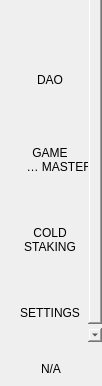
The window that src/qt/Hemis/forms/navmenuwidget.ui (Hemis-Blockchain/Hemis) describes before a commit, drawn with Qt 5; both pictures show x 0 to 102 and y 400 to 786 of the 102 by 786 pixel window.
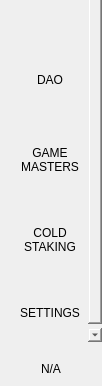
The same window after the commit.

```diff
--- a/src/qt/Hemis/forms/navmenuwidget.ui
+++ b/src/qt/Hemis/forms/navmenuwidget.ui
@@ -294,7 +294,7 @@
             </property>
             <property name="text">
              <string>GAME
-             MASTERS</string>
+MASTERS</string>
             </property>
             <property name="iconSize">
              <size>
```
